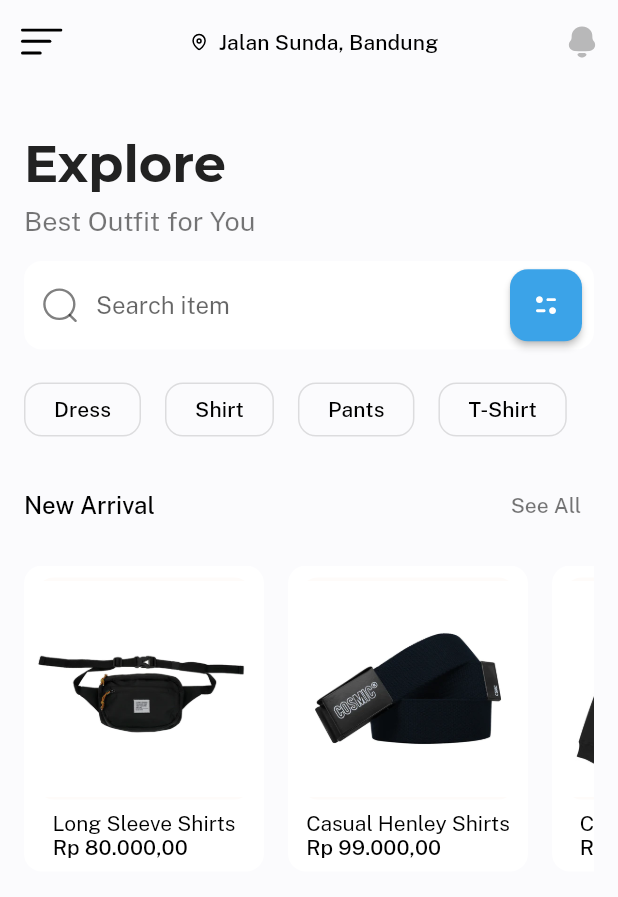
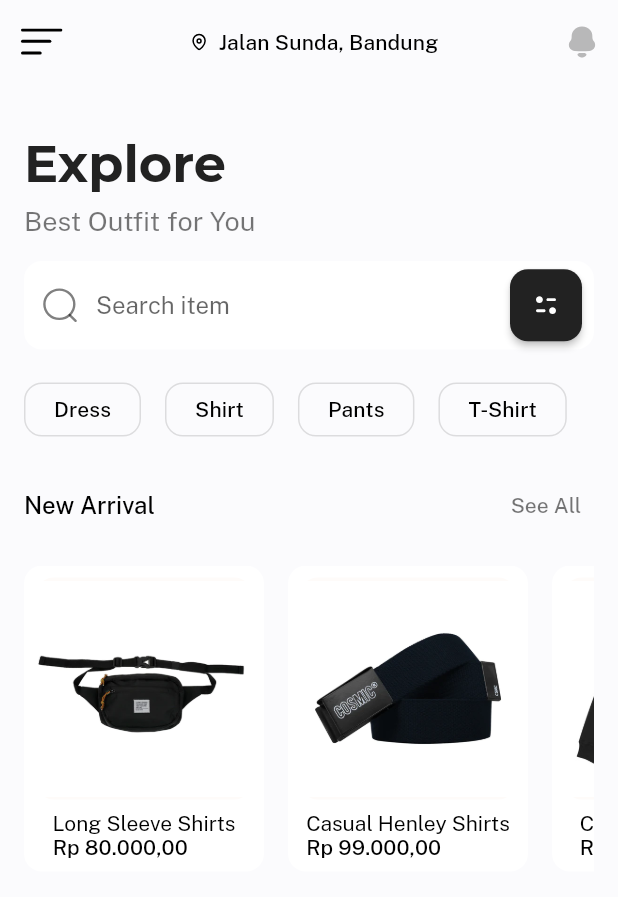
Before and after one commit to cavinhartono/clothing-flutter, a Flutter app: the screen it shows after launch, on a phone screen of 412 x 824 dp. Shown: the top 897 px of the screen. Run offline on Flutter 3.47's test engine with Material 2 defaults, Android fonts, the light colour scheme and no system bars; our stand-ins replace flutter_svg.

Commit message:
Edit product list

```diff
--- a/lib/compoments/search_form.dart
+++ b/lib/compoments/search_form.dart
@@ -30,7 +30,7 @@ class SearchForm extends StatelessWidget {
               child: ElevatedButton(
                 onPressed: () {},
                 style: ElevatedButton.styleFrom(
-                    backgroundColor: primaryColor,
+                    backgroundColor: black500,
                     shape: const RoundedRectangleBorder(
                         borderRadius: BorderRadius.all(
                             Radius.circular(defaultBorderRadius)))),
--- a/lib/root.dart
+++ b/lib/root.dart
@@ -5,6 +5,10 @@ const Color primaryColor = Color(0xFF3BA3E8);
 const Color bgColor = Color(0xFFFBFBFD);
 const Color titleColor = Color(0xFF222222);
 const Color subtitleColor = Color(0x4A222222);
+
+const Color black300 = Color(0xff7A7A7A);
+const Color black400 = Color(0xff4F4F4F);
+const Color black500 = Color(0xff222222);
 
 const double defaultPadding = 16.0;
 const double defaultBorderRadius = 12.0;
```
Also changed, not shown: lib/compoments/drawer_menu.dart (+6 -5 lines).
